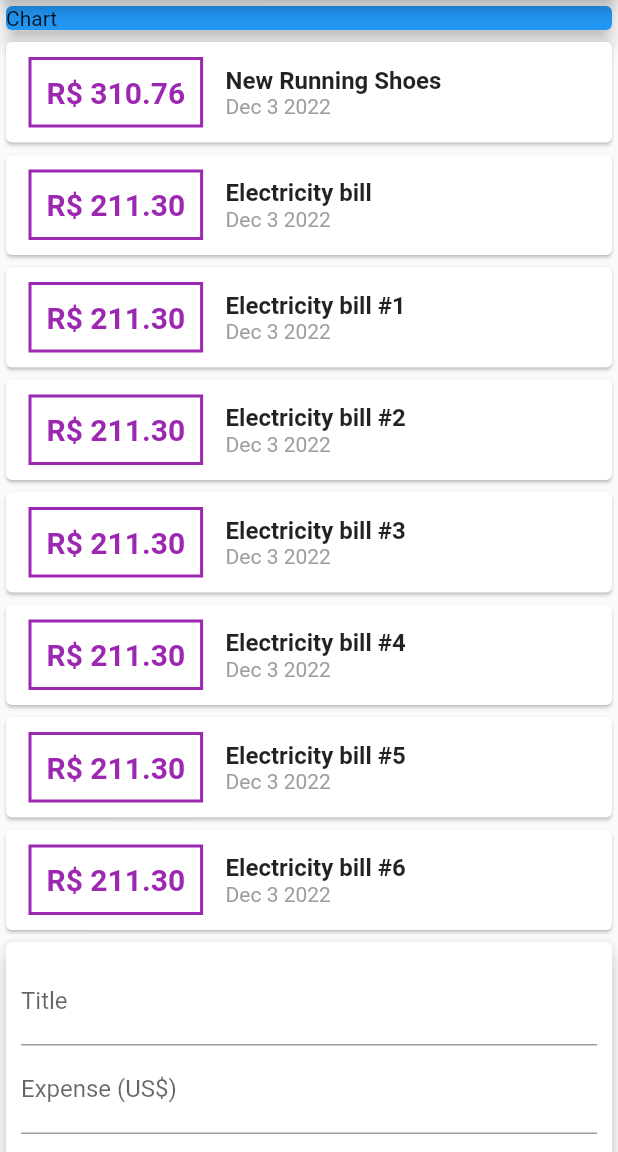
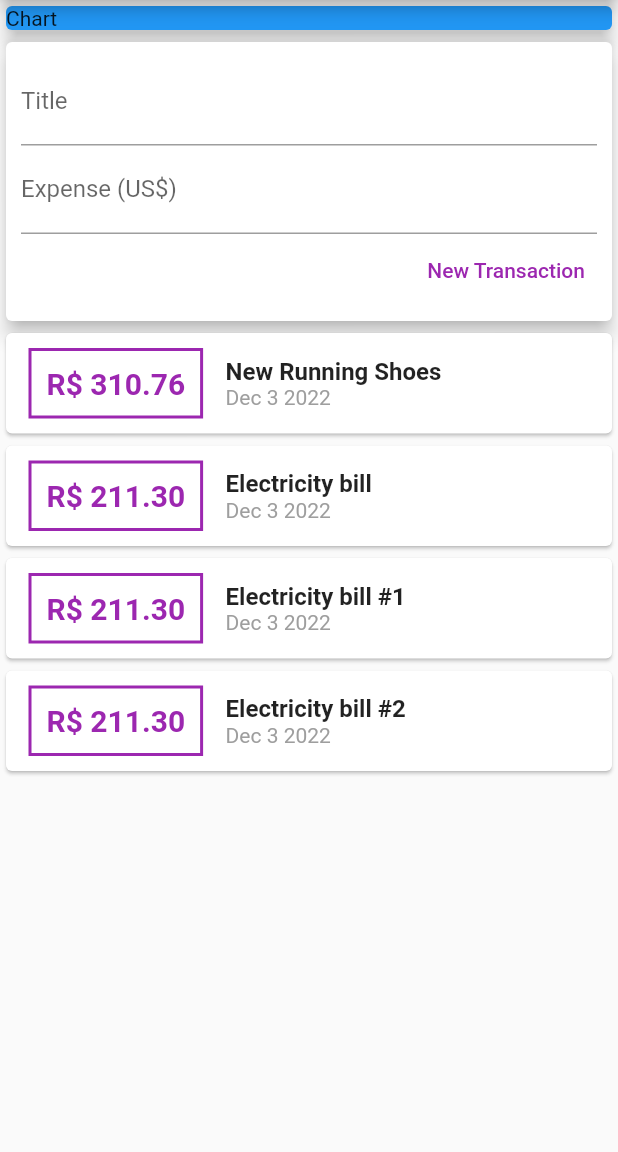
Before and after one commit to santclear/expenses, a Flutter app: the screen it shows after launch, on a phone screen of 412 x 824 dp, the part 84-1236 px from its top. Run offline on Flutter 3.47's test engine with Material 2 defaults, Android fonts, the phone set to English and light mode, and no system bars.

Commit message:
19 - Transaction list with scroll.

```diff
--- a/lib/components/transaction_list.dart
+++ b/lib/components/transaction_list.dart
@@ -12,8 +12,12 @@ class TransactionList extends StatelessWidget {
 
   @override
   Widget build(BuildContext context) {
-    return Column(
-      children: transactions.map((tr) {
+    return SizedBox(
+      height: 300,
+      child: ListView.builder(
+        itemCount: transactions.length,
+        itemBuilder: (ctx, index) {
+          final tr = transactions[index];
           return Card(
             child: Row(
               children: <Widget>[
@@ -58,7 +62,8 @@ class TransactionList extends StatelessWidget {
               ],
             ),
           );
-      }).toList(),
+        },
+      ),
     );
   }
 }
--- a/lib/components/transaction_user.dart
+++ b/lib/components/transaction_user.dart
@@ -76,8 +76,8 @@ class _TransactionUserState extends State<TransactionUser> {
   Widget build(BuildContext context) {
     return Column(
       children: <Widget>[
+        TransactionForm(_addTransaction),
         TransactionList(_transactions),
-        TransactionForm(_addTransaction),
       ],
     );
   }
--- a/lib/main.dart
+++ b/lib/main.dart
@@ -22,8 +22,7 @@ class MyHomePage extends StatelessWidget {
         appBar: AppBar(
           title: const Text('Expenses'),
         ),
-        body: SingleChildScrollView(
-          child: Column(
+        body: Column(
           crossAxisAlignment: CrossAxisAlignment.stretch,
           children: const <Widget>[
             SizedBox(
@@ -35,7 +34,6 @@ class MyHomePage extends StatelessWidget {
             ),
             TransactionUser(),
           ],
-          ),
         ));
   }
 }
```
Lines whose indentation alone changed are shown as unchanged.
